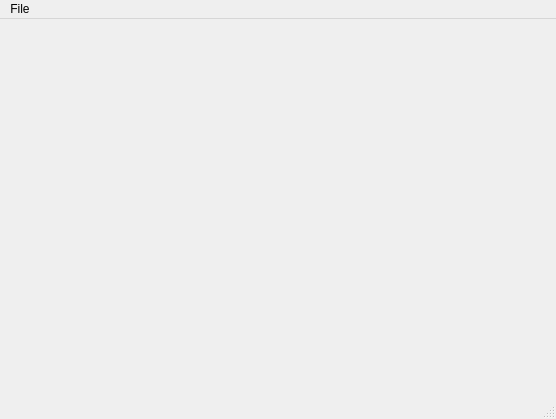
First picture: the form in PythonApplication1/untitled.ui, repository Yul963/Converter-Of-Webp-python-, before the edit.
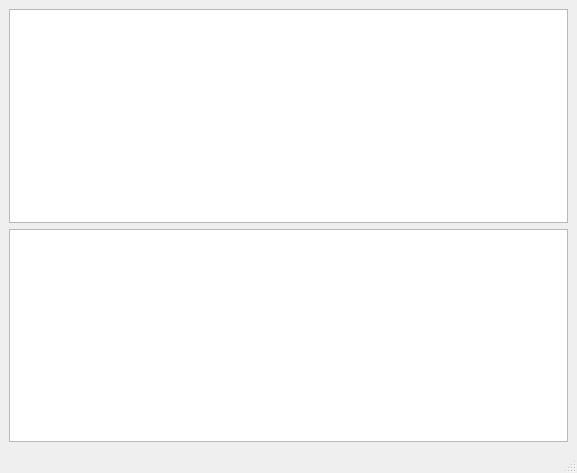
Second picture: the form after the edit.

The edit to the form file:
```diff
--- a/PythonApplication1/untitled.ui
+++ b/PythonApplication1/untitled.ui
@@ -6,44 +6,40 @@
    <rect>
     <x>0</x>
     <y>0</y>
-    <width>556</width>
-    <height>419</height>
+    <width>577</width>
+    <height>473</height>
    </rect>
   </property>
   <property name="windowTitle">
    <string>MainWindow</string>
   </property>
   <widget class="QWidget" name="centralwidget">
-   <widget class="QWidget" name="verticalLayoutWidget">
-    <property name="geometry">
-     <rect>
-      <x>60</x>
-      <y>20</y>
-      <width>421</width>
-      <height>221</height>
-     </rect>
-    </property>
-    <layout class="QVBoxLayout" name="verticalLayout"/>
-   </widget>
+   <property name="minimumSize">
+    <size>
+     <width>240</width>
+     <height>200</height>
+    </size>
+   </property>
+   <layout class="QVBoxLayout" name="verticalLayout">
+    <item>
+     <widget class="QTextBrowser" name="textBrowser"/>
+    </item>
+    <item>
+     <widget class="QGraphicsView" name="graphicsView"/>
+    </item>
+   </layout>
   </widget>
-  <widget class="QMenuBar" name="menubar">
+  <widget class="QStatusBar" name="statusbar"/>
+  <widget class="QMenuBar" name="menuBar">
    <property name="geometry">
     <rect>
      <x>0</x>
      <y>0</y>
-     <width>556</width>
+     <width>577</width>
      <height>22</height>
     </rect>
    </property>
-   <widget class="QMenu" name="menuFile">
-    <property name="title">
-     <string>File</string>
-    </property>
-    <addaction name="actionNew"/>
-   </widget>
-   <addaction name="menuFile"/>
   </widget>
-  <widget class="QStatusBar" name="statusbar"/>
   <action name="actionNew">
    <property name="text">
     <string>New</string>
```
